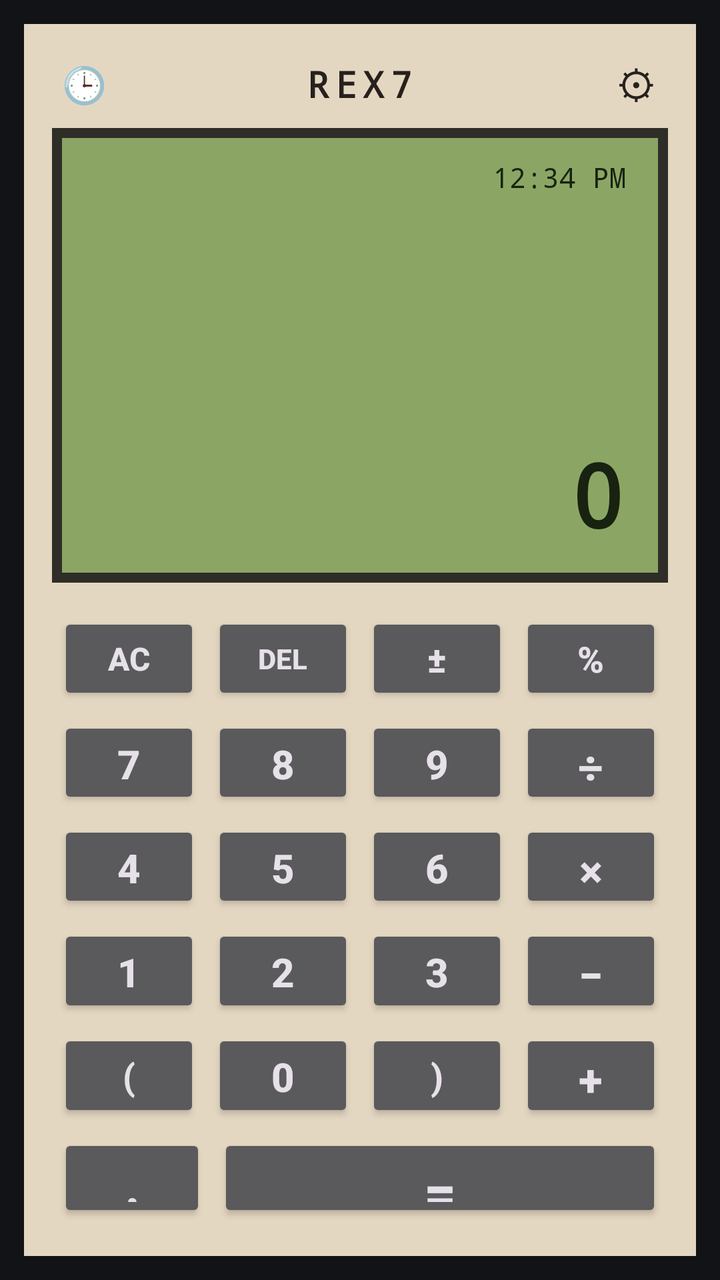
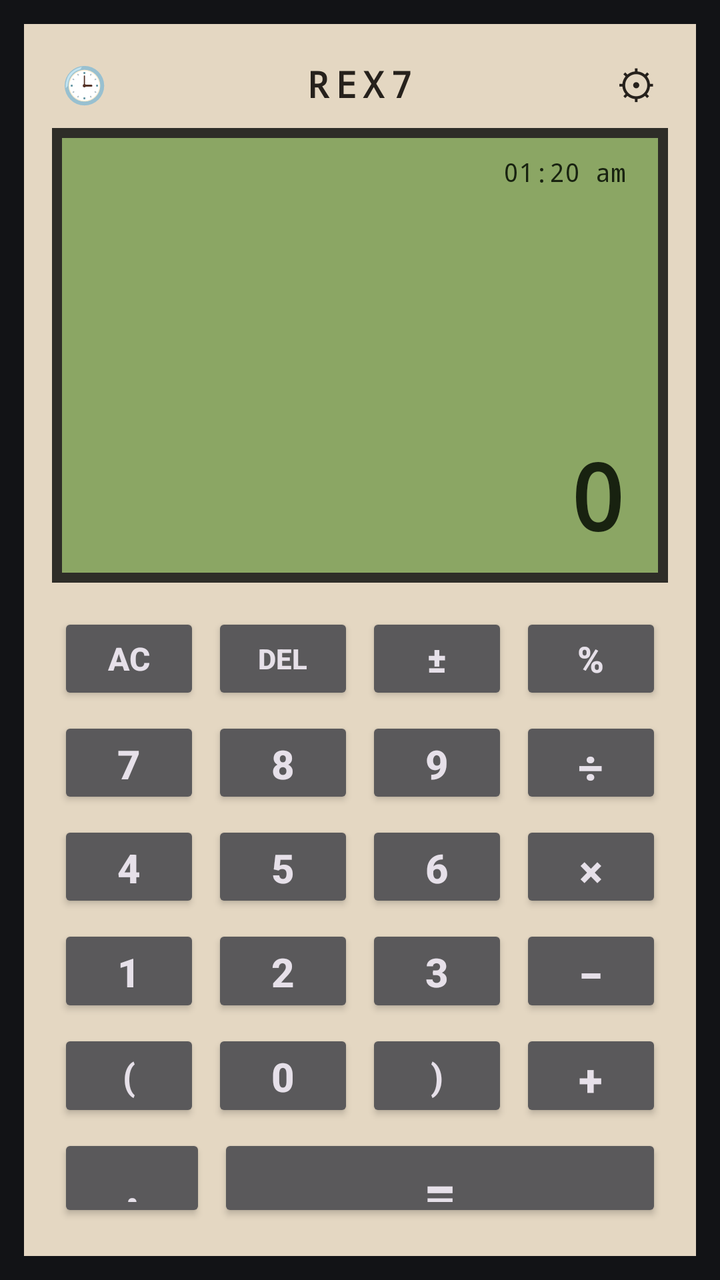

The first picture is an Android layout as it rendered before a commit; the second is the same layout after the commit. The layout source and the unified diff follow.
<!-- AndroidManifest.xml: application theme Theme.REX7Calculator -->
<!-- res/layout/activity_main.xml -->
<?xml version="1.0" encoding="utf-8"?>
<LinearLayout xmlns:android="http://schemas.android.com/apk/res/android"
    android:id="@+id/rootContainer"
    android:layout_width="match_parent"
    android:layout_height="match_parent"
    android:background="#121316"
    android:orientation="vertical"
    android:padding="12dp">

    <LinearLayout
        android:id="@+id/chassisLayout"
        android:layout_width="match_parent"
        android:layout_height="match_parent"
        android:background="#E4D7C2"
        android:orientation="vertical"
        android:padding="14dp">

        <RelativeLayout
            android:layout_width="match_parent"
            android:layout_height="32dp">
            <TextView
                android:id="@+id/btnHistory"
                android:layout_width="32dp"
                android:layout_height="32dp"
                android:layout_alignParentStart="true"
                android:gravity="center"
                android:text="🕒"
                android:textSize="18sp" />
            <TextView
                android:id="@+id/tvBrand"
                android:layout_width="wrap_content"
                android:layout_height="wrap_content"
                android:layout_centerInParent="true"
                android:fontFamily="monospace"
                android:letterSpacing="0.18"
                android:text="REX7"
                android:textColor="#26211C"
                android:textSize="18sp"
                android:textStyle="bold" />
            <TextView
                android:id="@+id/btnSettings"
                android:layout_width="32dp"
                android:layout_height="32dp"
                android:layout_alignParentEnd="true"
                android:gravity="center"
                android:text="⚙"
                android:textColor="#26211C"
                android:textSize="20sp" />
        </RelativeLayout>

        
        <LinearLayout
            android:id="@+id/lcdBorderLayout"
            android:layout_width="match_parent"
            android:layout_height="0dp"
            android:layout_weight="1.1"
            android:layout_marginTop="6dp"
            android:layout_marginBottom="12dp"
            android:background="#2E2D28"
            android:padding="5dp">

            <LinearLayout
                android:id="@+id/lcdScreen"
                android:layout_width="match_parent"
                android:layout_height="match_parent"
                android:background="#8BA664"
                android:orientation="vertical"
                android:paddingStart="16dp"
                android:paddingTop="10dp"
                android:paddingEnd="16dp"
                android:paddingBottom="10dp">

                <RelativeLayout
                    android:layout_width="match_parent"
                    android:layout_height="wrap_content">
                    <TextView
                        android:id="@+id/tvLcdClock"
                        android:layout_width="wrap_content"
                        android:layout_height="wrap_content"
                        android:layout_alignParentEnd="true"
                        android:fontFamily="monospace"
                        android:text="12:34 PM"
                        android:textColor="#182210"
                        android:textSize="14sp" />
                </RelativeLayout>

                <TextView
                    android:id="@+id/tvExpression"
                    android:layout_width="match_parent"
                    android:layout_height="0dp"
                    android:layout_weight="1"
                    android:fontFamily="monospace"
                    android:gravity="start|center_vertical"
                    android:letterSpacing="0.06"
                    android:maxLines="2"
                    android:text=""
                    android:textColor="#182210"
                    android:textSize="32sp"
                    android:textStyle="bold" />

                <TextView
                    android:id="@+id/tvResult"
                    android:layout_width="match_parent"
                    android:layout_height="wrap_content"
                    android:fontFamily="monospace"
                    android:gravity="end|bottom"
                    android:letterSpacing="0.05"
                    android:maxLines="1"
                    android:text="0"
                    android:textColor="#182210"
                    android:textSize="44sp"
                    android:textStyle="bold" />
            </LinearLayout>
        </LinearLayout>

        
        <LinearLayout
            android:layout_width="match_parent"
            android:layout_height="0dp"
            android:layout_weight="1.5"
            android:orientation="vertical">

            <LinearLayout android:layout_width="match_parent" android:layout_height="0dp" android:layout_weight="1" android:orientation="horizontal">
                <androidx.appcompat.widget.AppCompatButton android:id="@+id/btnAC" android:layout_width="0dp" android:layout_height="match_parent" android:layout_weight="1" android:layout_margin="3dp" android:text="AC" android:textSize="16sp" android:textStyle="bold" />
                <androidx.appcompat.widget.AppCompatButton android:id="@+id/btnDel" android:layout_width="0dp" android:layout_height="match_parent" android:layout_weight="1" android:layout_margin="3dp" android:text="DEL" android:textSize="14sp" android:textStyle="bold" />
                <androidx.appcompat.widget.AppCompatButton android:id="@+id/btnToggleSign" android:layout_width="0dp" android:layout_height="match_parent" android:layout_weight="1" android:layout_margin="3dp" android:text="±" android:textSize="18sp" android:textStyle="bold" />
                <androidx.appcompat.widget.AppCompatButton android:id="@+id/btnPercent" android:layout_width="0dp" android:layout_height="match_parent" android:layout_weight="1" android:layout_margin="3dp" android:text="%" android:textSize="18sp" android:textStyle="bold" />
            </LinearLayout>

            <LinearLayout android:layout_width="match_parent" android:layout_height="0dp" android:layout_weight="1" android:orientation="horizontal">
                <androidx.appcompat.widget.AppCompatButton android:id="@+id/btn7" android:layout_width="0dp" android:layout_height="match_parent" android:layout_weight="1" android:layout_margin="3dp" android:text="7" android:textSize="20sp" android:textStyle="bold" />
                <androidx.appcompat.widget.AppCompatButton android:id="@+id/btn8" android:layout_width="0dp" android:layout_height="match_parent" android:layout_weight="1" android:layout_margin="3dp" android:text="8" android:textSize="20sp" android:textStyle="bold" />
                <androidx.appcompat.widget.AppCompatButton android:id="@+id/btn9" android:layout_width="0dp" android:layout_height="match_parent" android:layout_weight="1" android:layout_margin="3dp" android:text="9" android:textSize="20sp" android:textStyle="bold" />
                <androidx.appcompat.widget.AppCompatButton android:id="@+id/btnDivide" android:layout_width="0dp" android:layout_height="match_parent" android:layout_weight="1" android:layout_margin="3dp" android:text="÷" android:textSize="22sp" android:textStyle="bold" />
            </LinearLayout>

            <LinearLayout android:layout_width="match_parent" android:layout_height="0dp" android:layout_weight="1" android:orientation="horizontal">
                <androidx.appcompat.widget.AppCompatButton android:id="@+id/btn4" android:layout_width="0dp" android:layout_height="match_parent" android:layout_weight="1" android:layout_margin="3dp" android:text="4" android:textSize="20sp" android:textStyle="bold" />
                <androidx.appcompat.widget.AppCompatButton android:id="@+id/btn5" android:layout_width="0dp" android:layout_height="match_parent" android:layout_weight="1" android:layout_margin="3dp" android:text="5" android:textSize="20sp" android:textStyle="bold" />
                <androidx.appcompat.widget.AppCompatButton android:id="@+id/btn6" android:layout_width="0dp" android:layout_height="match_parent" android:layout_weight="1" android:layout_margin="3dp" android:text="6" android:textSize="20sp" android:textStyle="bold" />
                <androidx.appcompat.widget.AppCompatButton android:id="@+id/btnMultiply" android:layout_width="0dp" android:layout_height="match_parent" android:layout_weight="1" android:layout_margin="3dp" android:text="×" android:textSize="22sp" android:textStyle="bold" />
            </LinearLayout>

            <LinearLayout android:layout_width="match_parent" android:layout_height="0dp" android:layout_weight="1" android:orientation="horizontal">
                <androidx.appcompat.widget.AppCompatButton android:id="@+id/btn1" android:layout_width="0dp" android:layout_height="match_parent" android:layout_weight="1" android:layout_margin="3dp" android:text="1" android:textSize="20sp" android:textStyle="bold" />
                <androidx.appcompat.widget.AppCompatButton android:id="@+id/btn2" android:layout_width="0dp" android:layout_height="match_parent" android:layout_weight="1" android:layout_margin="3dp" android:text="2" android:textSize="20sp" android:textStyle="bold" />
                <androidx.appcompat.widget.AppCompatButton android:id="@+id/btn3" android:layout_width="0dp" android:layout_height="match_parent" android:layout_weight="1" android:layout_margin="3dp" android:text="3" android:textSize="20sp" android:textStyle="bold" />
                <androidx.appcompat.widget.AppCompatButton android:id="@+id/btnMinus" android:layout_width="0dp" android:layout_height="match_parent" android:layout_weight="1" android:layout_margin="3dp" android:text="−" android:textSize="22sp" android:textStyle="bold" />
            </LinearLayout>

            <LinearLayout android:layout_width="match_parent" android:layout_height="0dp" android:layout_weight="1" android:orientation="horizontal">
                <androidx.appcompat.widget.AppCompatButton android:id="@+id/btnParenOpen" android:layout_width="0dp" android:layout_height="match_parent" android:layout_weight="1" android:layout_margin="3dp" android:text="(" android:textSize="18sp" android:textStyle="bold" />
                <androidx.appcompat.widget.AppCompatButton android:id="@+id/btn0" android:layout_width="0dp" android:layout_height="match_parent" android:layout_weight="1" android:layout_margin="3dp" android:text="0" android:textSize="20sp" android:textStyle="bold" />
                <androidx.appcompat.widget.AppCompatButton android:id="@+id/btnParenClose" android:layout_width="0dp" android:layout_height="match_parent" android:layout_weight="1" android:layout_margin="3dp" android:text=")" android:textSize="18sp" android:textStyle="bold" />
                <androidx.appcompat.widget.AppCompatButton android:id="@+id/btnPlus" android:layout_width="0dp" android:layout_height="match_parent" android:layout_weight="1" android:layout_margin="3dp" android:text="+" android:textSize="22sp" android:textStyle="bold" />
            </LinearLayout>

            <LinearLayout android:layout_width="match_parent" android:layout_height="0dp" android:layout_weight="0.95" android:orientation="horizontal">
                <androidx.appcompat.widget.AppCompatButton android:id="@+id/btnDot" android:layout_width="0dp" android:layout_height="match_parent" android:layout_weight="1" android:layout_margin="3dp" android:text="." android:textSize="24sp" android:textStyle="bold" />
                <androidx.appcompat.widget.AppCompatButton android:id="@+id/btnEqual" android:layout_width="0dp" android:layout_height="match_parent" android:layout_weight="3" android:layout_margin="3dp" android:text="=" android:textSize="28sp" android:textStyle="bold" />
            </LinearLayout>
        </LinearLayout>
    </LinearLayout>
</LinearLayout>
<!-- resources referenced by this layout -->
<resources>
  <style name="Theme.REX7Calculator" parent="Theme.Material3.Dark.NoActionBar">
          <item name="android:statusBarColor">#121214</item>
          <item name="android:navigationBarColor">#121214</item>
          <item name="android:windowLightStatusBar">false</item>
      </style>
</resources>

<!-- the commit's change to res/layout/activity_main.xml (unified diff, before → after) -->
@@ -15,6 +15,7 @@
         android:orientation="vertical"
         android:padding="14dp">
 
+        
         <RelativeLayout
             android:layout_width="match_parent"
             android:layout_height="32dp">
@@ -66,9 +67,9 @@
                 android:background="#8BA664"
                 android:orientation="vertical"
                 android:paddingStart="16dp"
-                android:paddingTop="10dp"
+                android:paddingTop="8dp"
                 android:paddingEnd="16dp"
-                android:paddingBottom="10dp">
+                android:paddingBottom="8dp">
 
                 <RelativeLayout
                     android:layout_width="match_parent"
@@ -79,36 +80,41 @@
                         android:layout_height="wrap_content"
                         android:layout_alignParentEnd="true"
                         android:fontFamily="monospace"
-                        android:text="12:34 PM"
+                        android:text="01:20 am"
                         android:textColor="#182210"
-                        android:textSize="14sp" />
+                        android:textSize="13sp" />
                 </RelativeLayout>
 
+                
                 <TextView
                     android:id="@+id/tvExpression"
                     android:layout_width="match_parent"
                     android:layout_height="0dp"
                     android:layout_weight="1"
                     android:fontFamily="monospace"
-                    android:gravity="start|center_vertical"
-                    android:letterSpacing="0.06"
-                    android:maxLines="2"
+                    android:gravity="end|center_vertical"
+                    android:textAlignment="viewEnd"
+                    android:letterSpacing="0.04"
+                    android:maxLines="1"
+                    android:ellipsize="start"
                     android:text=""
                     android:textColor="#182210"
-                    android:textSize="32sp"
+                    android:textSize="34sp"
                     android:textStyle="bold" />
 
+                
                 <TextView
                     android:id="@+id/tvResult"
                     android:layout_width="match_parent"
                     android:layout_height="wrap_content"
                     android:fontFamily="monospace"
                     android:gravity="end|bottom"
-                    android:letterSpacing="0.05"
+                    android:textAlignment="viewEnd"
+                    android:letterSpacing="0.04"
                     android:maxLines="1"
                     android:text="0"
                     android:textColor="#182210"
-                    android:textSize="44sp"
+                    android:textSize="46sp"
                     android:textStyle="bold" />
             </LinearLayout>
         </LinearLayout>
